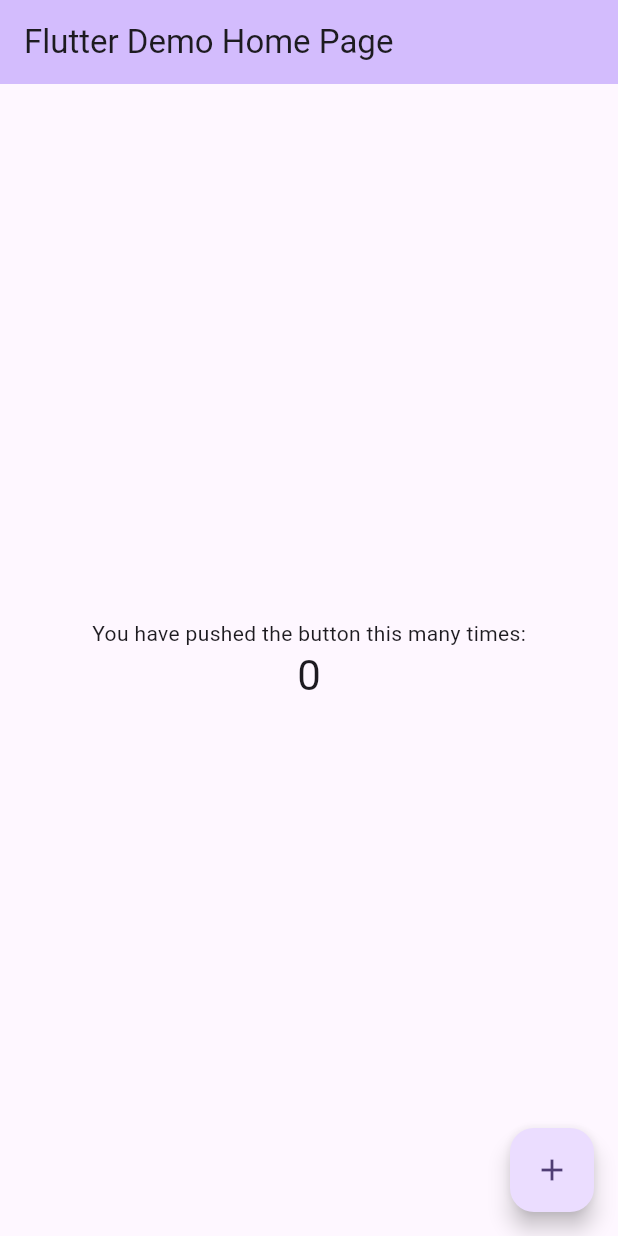
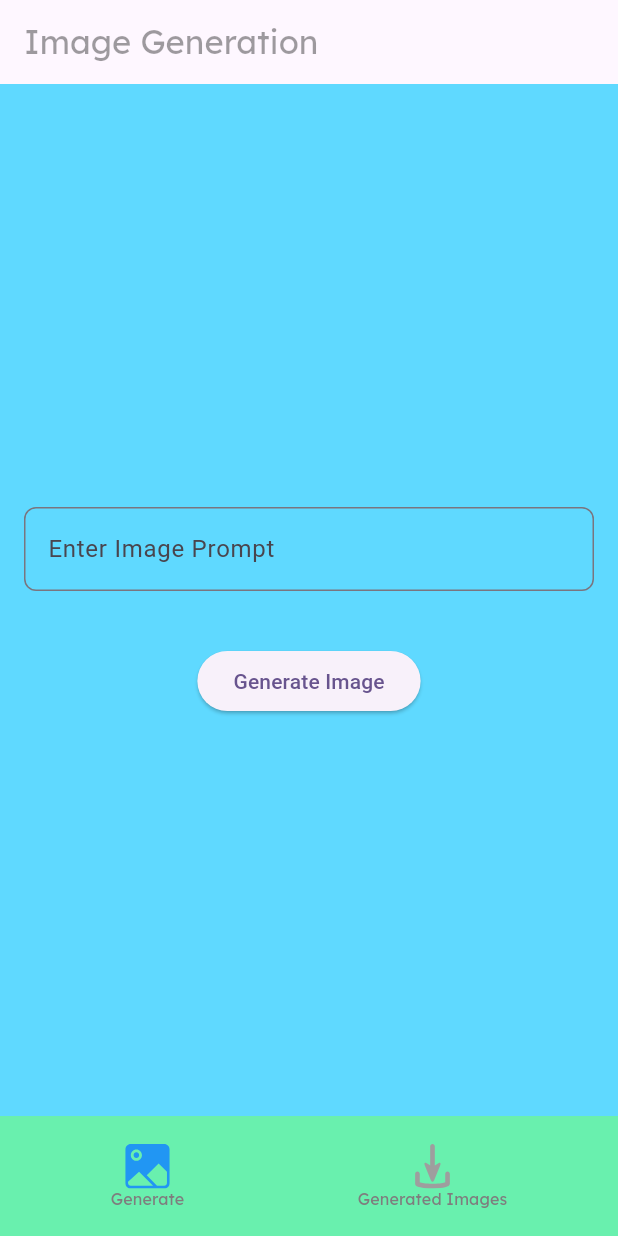
Before and after one commit to Nxtframe/vsig_flutter, a Flutter app: the screen it shows after launch, on a phone screen of 412 x 824 dp. Run offline on Flutter 3.47's test engine with Material 2 defaults, Android fonts, the phone set to English and light mode, and no system bars; our stand-ins replace chopper, flutter_svg, freezed_annotation, google_fonts; generated files the repository leaves out were written again.

Commit message:
Generate screen added

```diff
--- /dev/null
+++ b/lib/constants/colors.dart
@@ -0,0 +1,3 @@
+import 'package:flutter/material.dart';
+
+const gray_1 = Color.fromARGB(255, 126, 126, 126);
--- /dev/null
+++ b/lib/constants/fonts.dart
@@ -0,0 +1 @@
+const fontFamily = 'Lexend';
--- a/lib/main.dart
+++ b/lib/main.dart
@@ -1,4 +1,5 @@
 import 'package:flutter/material.dart';
+import 'package:vsig_flutter/presentation/bottomnavigation/bottom_navigation.dart';
 
 void main() {
   runApp(const MyApp());
@@ -31,95 +32,7 @@ class MyApp extends StatelessWidget {
         colorScheme: ColorScheme.fromSeed(seedColor: Colors.deepPurple),
         useMaterial3: true,
       ),
-      home: const MyHomePage(title: 'Flutter Demo Home Page'),
+      home: const BottomNavigation(),
     );
   }
 }
-
-class MyHomePage extends StatefulWidget {
-  const MyHomePage({super.key, required this.title});
-
-  // This widget is the home page of your application. It is stateful, meaning
-  // that it has a State object (defined below) that contains fields that affect
-  // how it looks.
-
-  // This class is the configuration for the state. It holds the values (in this
-  // case the title) provided by the parent (in this case the App widget) and
-  // used by the build method of the State. Fields in a Widget subclass are
-  // always marked "final".
-
-  final String title;
-
-  @override
-  State<MyHomePage> createState() => _MyHomePageState();
-}
-
-class _MyHomePageState extends State<MyHomePage> {
-  int _counter = 0;
-
-  void _incrementCounter() {
-    setState(() {
-      // This call to setState tells the Flutter framework that something has
-      // changed in this State, which causes it to rerun the build method below
-      // so that the display can reflect the updated values. If we changed
-      // _counter without calling setState(), then the build method would not be
-      // called again, and so nothing would appear to happen.
-      _counter++;
-    });
-  }
-
-  @override
-  Widget build(BuildContext context) {
-    // This method is rerun every time setState is called, for instance as done
-    // by the _incrementCounter method above.
-    //
-    // The Flutter framework has been optimized to make rerunning build methods
-    // fast, so that you can just rebuild anything that needs updating rather
-    // than having to individually change instances of widgets.
-    return Scaffold(
-      appBar: AppBar(
-        // TRY THIS: Try changing the color here to a specific color (to
-        // Colors.amber, perhaps?) and trigger a hot reload to see the AppBar
-        // change color while the other colors stay the same.
-        backgroundColor: Theme.of(context).colorScheme.inversePrimary,
-        // Here we take the value from the MyHomePage object that was created by
-        // the App.build method, and use it to set our appbar title.
-        title: Text(widget.title),
-      ),
-      body: Center(
-        // Center is a layout widget. It takes a single child and positions it
-        // in the middle of the parent.
-        child: Column(
-          // Column is also a layout widget. It takes a list of children and
-          // arranges them vertically. By default, it sizes itself to fit its
-          // children horizontally, and tries to be as tall as its parent.
-          //
-          // Column has various properties to control how it sizes itself and
-          // how it positions its children. Here we use mainAxisAlignment to
-          // center the children vertically; the main axis here is the vertical
-          // axis because Columns are vertical (the cross axis would be
-          // horizontal).
-          //
-          // TRY THIS: Invoke "debug painting" (choose the "Toggle Debug Paint"
-          // action in the IDE, or press "p" in the console), to see the
-          // wireframe for each widget.
-          mainAxisAlignment: MainAxisAlignment.center,
-          children: <Widget>[
-            const Text(
-              'You have pushed the button this many times:',
-            ),
-            Text(
-              '$_counter',
-              style: Theme.of(context).textTheme.headlineMedium,
-            ),
-          ],
-        ),
-      ),
-      floatingActionButton: FloatingActionButton(
-        onPressed: _incrementCounter,
-        tooltip: 'Increment',
-        child: const Icon(Icons.add),
-      ), // This trailing comma makes auto-formatting nicer for build methods.
-    );
-  }
-}
--- a/lib/network/vsig_chopper_client.dart
+++ b/lib/network/vsig_chopper_client.dart
@@ -4,6 +4,7 @@ import 'dart:convert';
 import 'package:chopper/chopper.dart';
 import 'package:vsig_flutter/models/error/error_response.dart';
 import 'package:vsig_flutter/network/header_interceptor.dart';
+import 'package:vsig_flutter/network/network_services.dart/openai_image_generation_service.dart';
 
 class VsigClient {
   static final VsigClient instance = VsigClient._();
@@ -13,7 +14,7 @@ class VsigClient {
   VsigClient._() {
     client = ChopperClient(
         baseUrl: Uri.parse('https://api.openai.com/v1/'),
-        services: [],
+        services: [OpenAIImageService.create()],
         converter: const JsonConverter(),
         interceptors: [
           HeaderInterceptor(apikey)
--- /dev/null
+++ b/lib/presentation/bottomnavigation/bottom_navigation.dart
@@ -0,0 +1,62 @@
+import 'package:flutter/material.dart';
+import 'package:vsig_flutter/presentation/bottomnavigation/components/navigation_button.dart';
+import 'package:vsig_flutter/presentation/imagegeneration/generateimage.dart';
+import 'package:vsig_flutter/presentation/savedimages/savedimages.dart';
+import 'package:vsig_flutter/utils/responsivetextstyle.dart';
+
+class BottomNavigation extends StatefulWidget {
+  const BottomNavigation({super.key});
+
+  @override
+  State<BottomNavigation> createState() => _BottomNavigationState();
+}
+
+class _BottomNavigationState extends State<BottomNavigation> {
+  int _selectedIndex = 0; //Selected Index
+
+  void _onItemTapped(int index) {
+    //Change the screen on tab
+    setState(() {
+      _selectedIndex = index;
+    });
+  }
+
+  final List _widgetOptions = <Widget>[
+    const ImageGenerate(),
+    const SavedImages()
+  ];
+  @override
+  Widget build(BuildContext context) {
+    final responsivetextstyle = ResponsiveTextStyle(context);
+    return Scaffold(
+      appBar: AppBar(
+        title: Text(
+            _selectedIndex == 0 ? 'Image Generation' : "Generated Images",
+            style:
+                responsivetextstyle.getCustomTextStyle(color: Colors.black38)),
+      ),
+      body: _widgetOptions.elementAt(_selectedIndex),
+      bottomNavigationBar: BottomAppBar(
+          color: Colors.greenAccent,
+          child: Stack(children: [
+            Row(
+              mainAxisAlignment: MainAxisAlignment.spaceAround,
+              children: [
+                NavigationButton(
+                  iconPath: "assets/icons/image-generate.svg",
+                  label: 'Generate',
+                  isSelected: _selectedIndex == 0,
+                  onPressed: () => _onItemTapped(0),
+                ),
+                NavigationButton(
+                  isSelected: _selectedIndex == 1,
+                  iconPath: "assets/icons/downloaded-generated.svg",
+                  label: 'Generated Images',
+                  onPressed: () => _onItemTapped(1),
+                ),
+              ],
+            ),
+          ])),
+    );
+  }
+}
--- /dev/null
+++ b/lib/presentation/bottomnavigation/components/navigation_button.dart
@@ -0,0 +1,50 @@
+import 'package:flutter/material.dart';
+import 'package:flutter_svg/flutter_svg.dart';
+import 'package:google_fonts/google_fonts.dart';
+import 'package:vsig_flutter/constants/colors.dart';
+import 'package:vsig_flutter/constants/fonts.dart';
+import 'package:vsig_flutter/services/screendimensions.dart';
+
+class NavigationButton extends StatelessWidget {
+  const NavigationButton(
+      {super.key,
+      required this.iconPath,
+      required this.label,
+      this.color,
+      this.isSelected = false,
+      required this.onPressed});
+
+  final String iconPath;
+  final String label;
+  final Color? color;
+  final bool isSelected;
+  final void Function()? onPressed;
+  @override
+  Widget build(BuildContext context) {
+    Color activeColor = Colors.blue; // Selected item color
+    Color inactiveColor = Colors.grey; // Non-selected item color
+    return MaterialButton(
+      minWidth: screenWidth(context) * 0.097,
+      onPressed: onPressed,
+      child: Column(
+        mainAxisAlignment: MainAxisAlignment.center,
+        children: [
+          SvgPicture.asset(iconPath,
+              colorFilter: ColorFilter.mode(
+                  isSelected ? activeColor : inactiveColor, BlendMode.srcIn),
+              width: screenWidth(context) * 0.072), //0.078
+          Text(
+            label,
+            style: GoogleFonts.getFont(
+              fontFamily,
+              fontWeight: FontWeight.w400,
+              fontSize: screenHeight(context) * 0.013, //size_10
+              height: 1.25,
+              color: color ?? gray_1,
+            ),
+          )
+        ],
+      ),
+    );
+  }
+}
--- /dev/null
+++ b/lib/presentation/imagegeneration/generateimage.dart
@@ -0,0 +1,100 @@
+import 'package:flutter/material.dart';
+import 'package:vsig_flutter/presentation/imagegeneration/components/imagedialog.dart';
+import 'package:vsig_flutter/utils/responsivetextstyle.dart';
+
+class ImageGenerate extends StatefulWidget {
+  const ImageGenerate({super.key});
+
+  @override
+  State<ImageGenerate> createState() => _ImageGenerateState();
+}
+
+class _ImageGenerateState extends State<ImageGenerate> {
+  final TextEditingController _textController = TextEditingController();
+  final GlobalKey<FormState> _formKey = GlobalKey<FormState>(); // Form key
+  @override
+  Widget build(BuildContext context) {
+    final responsivetextstyle = ResponsiveTextStyle(context);
+    return Scaffold(
+      backgroundColor: const Color.fromARGB(255, 95, 217, 255),
+      body: Column(
+        mainAxisAlignment: MainAxisAlignment.center,
+        mainAxisSize: MainAxisSize.max,
+        children: [
+          Padding(
+            padding: const EdgeInsets.all(16.0),
+            child: Form(
+              key: _formKey, // Associate the form key
+              child: TextFormField(
+                controller: _textController,
+                validator: (value) {
+                  if (value == null || value.isEmpty) {
+                    return 'Please enter an image prompt';
+                  }
+                  return null;
+                },
+                decoration: InputDecoration(
+                  errorStyle: responsivetextstyle.getCustomTextStyle(
+                      fontSize: 12,
+                      color: const Color.fromARGB(255, 214, 82, 72)),
+                  errorBorder: const OutlineInputBorder(
+                      borderSide:
+                          BorderSide(color: Color.fromARGB(255, 206, 66, 56))),
+                  hintText: 'Enter Image Prompt',
+                  border: OutlineInputBorder(
+                    borderRadius: BorderRadius.circular(8.0),
+                  ),
+                ),
+              ),
+            ),
+          ),
+          const SizedBox(height: 20),
+          ElevatedButton(
+            onPressed: _generateImage,
+            child: const Text('Generate Image'),
+          ),
+          // const Spacer(),
+          // Align(   //Tried to add a Rive animation but failed because the animation is not what I desired
+          //   alignment: Alignment.bottomCenter,
+          //   child: SizedBox(
+          //     // decoration:
+          //     //     BoxDecoration(borderRadius: BorderRadius.circular(50)),
+          //     height: screenHeight(context) * 0.5,
+          //     width: screenWidth(context) * 1,
+          //     child: const RiveAnimation.asset(
+          //       "assets/animations/sassy_cocoro.riv",
+          //       animations: ['talk'],
+          //     ),
+          //   ),
+          // ),
+        ],
+      ),
+    );
+  }
+
+  void _generateImage() async {
+    if (_formKey.currentState!.validate()) {
+      // If the form is valid, proceed to generate the image
+
+      String imageUrl =
+          'https://i.seadn.io/gae/2hDpuTi-0AMKvoZJGd-yKWvK4tKdQr_kLIpB_qSeMau2TNGCNidAosMEvrEXFO9G6tmlFlPQplpwiqirgrIPWnCKMvElaYgI-HiVvXc?auto=format&dpr=1&w=1000'; // Replace with actual image generation logic
+
+      // Now showing the dialog with the image
+      showDialog(
+        context: context,
+        builder: (BuildContext context) {
+          return FullScreenImagePage(imageUrl: imageUrl);
+        },
+      );
+      // Your existing logic to show the image
+    }
+    // Here you would typically have your logic to generate an image based on the text.
+    // For demonstration, let's just use a sample image URL.
+  }
+
+  @override
+  void dispose() {
+    _textController.dispose();
+    super.dispose();
+  }
+}
--- /dev/null
+++ b/lib/services/screendimensions.dart
@@ -0,0 +1,10 @@
+import 'package:flutter/material.dart';
+//height= 667, width= 375
+
+double screenHeight(BuildContext context) {
+  return MediaQuery.of(context).size.height;
+}
+
+double screenWidth(BuildContext context) {
+  return MediaQuery.of(context).size.width;
+}
--- /dev/null
+++ b/lib/utils/responsivetextstyle.dart
@@ -0,0 +1,32 @@
+import 'package:flutter/material.dart';
+import 'package:google_fonts/google_fonts.dart';
+import 'package:vsig_flutter/constants/fonts.dart';
+
+class ResponsiveTextStyle {
+  final double context;
+
+  ResponsiveTextStyle(BuildContext context)
+      : context = MediaQuery.of(context).textScaleFactor * // Text scale factor
+            MediaQuery.of(context).size.width /
+            414; // Screen scale factor where 414 is the base screen so for screensizes of 414 the font size will be exact 1
+
+  TextStyle getCustomTextStyle({
+    String font = fontFamily,
+    double height = 1,
+    double fontSize = 22,
+    FontStyle fontStyle = FontStyle.normal,
+    FontWeight fontWeight = FontWeight.w400,
+    Color color = Colors.black,
+    double letterSpacing = 0.0,
+    textStyle = const TextStyle(),
+  }) {
+    return GoogleFonts.getFont(font,
+        fontSize: fontSize * context, // Apply the combined scale factor here
+        fontStyle: fontStyle,
+        fontWeight: fontWeight,
+        height: height,
+        color: color,
+        letterSpacing: letterSpacing,
+        textStyle: textStyle);
+  }
+}
```
Also changed, not shown: lib/presentation/imagegeneration/components/imagedialog.dart (added, +36 -0 lines), lib/presentation/savedimages/savedimages.dart (added, +15 -0 lines), lib/state/generateimageprovider.dart (added, +42 -0 lines), pubspec.yaml (+7 -3 lines), assets/icons/downloaded-generated.svg (added), assets/icons/image-generate.svg (added), pubspec.lock, 5 other files.
